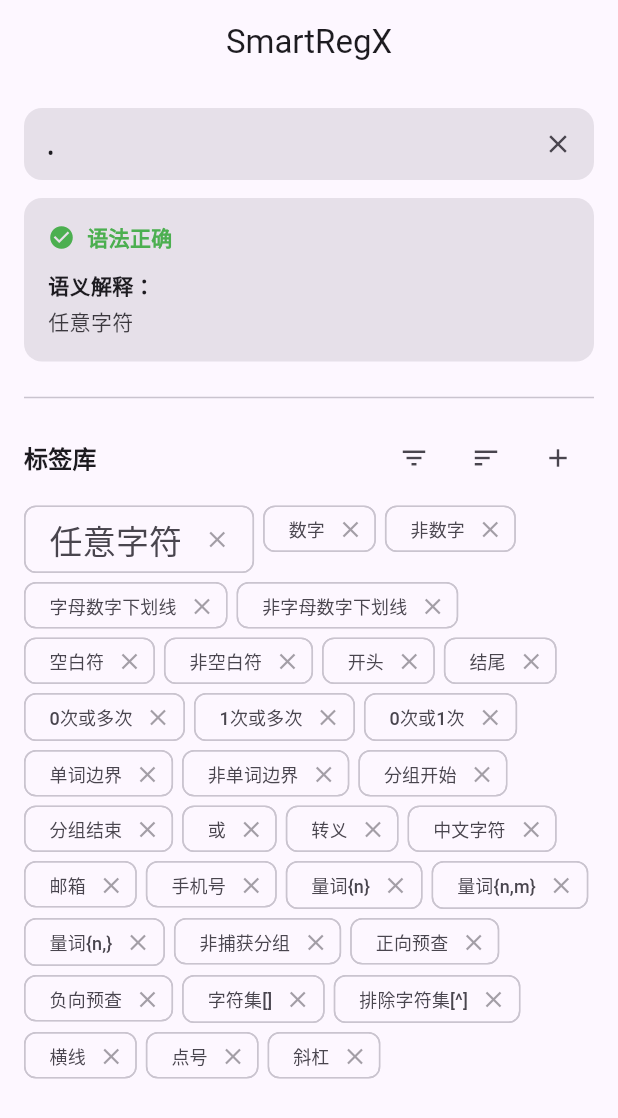
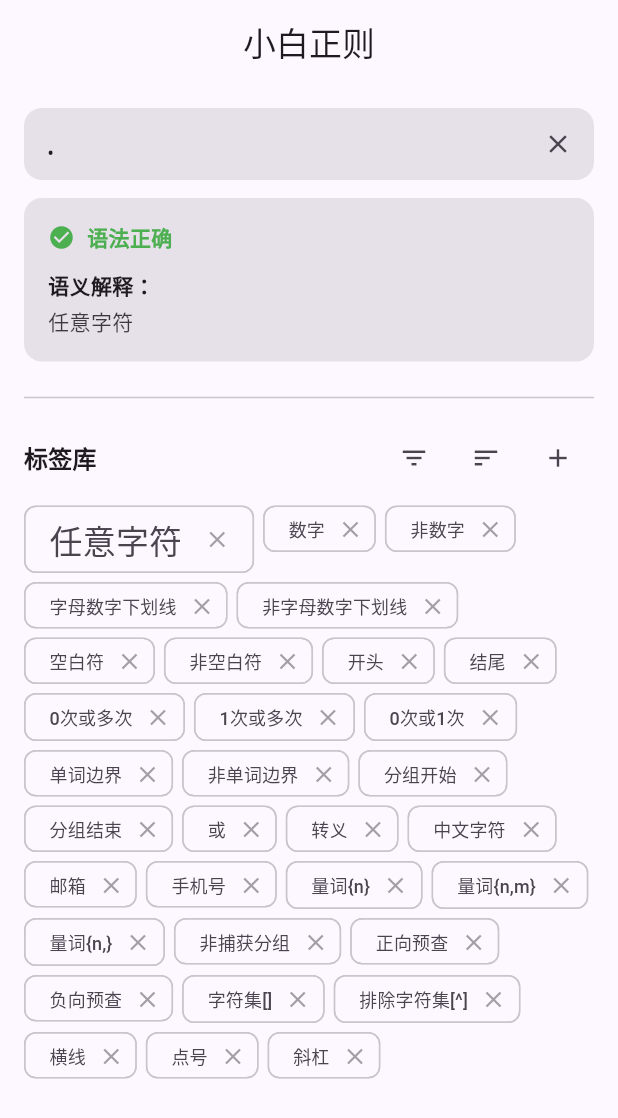
Before and after one commit to wine2siri/SmartRegX, a Flutter app: the screen it shows after launch, after a tap on "任意字符", on a phone screen of 412 x 824 dp. Shown: the top 1118 px of the screen. Run offline on Flutter 3.47's test engine with Material 3 defaults, Android fonts, the phone set to English and light mode, and no system bars; our stand-ins replace shared_preferences.

Commit message:
fix: 修复analyze警告，更名为小白正则，兼容Node24

```diff
--- a/lib/main.dart
+++ b/lib/main.dart
@@ -4,18 +4,18 @@
 import 'screens/home_screen.dart';
 
 void main() {
-  runApp(const SmartRegXApp());
+  runApp(const XiaobaiRegexApp());
 }
 
-class SmartRegXApp extends StatelessWidget {
-  const SmartRegXApp({super.key});
+class XiaobaiRegexApp extends StatelessWidget {
+  const XiaobaiRegexApp({super.key});
 
   @override
   Widget build(BuildContext context) {
     return ChangeNotifierProvider(
       create: (_) => TagProvider()..loadTags(),
       child: MaterialApp(
-        title: 'SmartRegX',
+        title: '小白正则',
         debugShowCheckedModeBanner: false,
         theme: ThemeData(
           colorSchemeSeed: const Color(0xFF6750A4),
--- a/lib/screens/home_screen.dart
+++ b/lib/screens/home_screen.dart
@@ -1,7 +1,5 @@
 import 'package:flutter/material.dart';
-import 'package:provider/provider.dart';
 import '../models/regex_tag.dart';
-import '../providers/tag_provider.dart';
 import '../widgets/regex_editor.dart';
 import '../widgets/regex_result_panel.dart';
 import '../widgets/tag_management_panel.dart';
@@ -38,7 +36,7 @@
   Widget build(BuildContext context) {
     return Scaffold(
       appBar: AppBar(
-        title: const Text('SmartRegX'),
+        title: const Text('小白正则'),
         centerTitle: true,
         elevation: 0,
       ),
--- a/lib/services/regex_explainer.dart
+++ b/lib/services/regex_explainer.dart
@@ -194,7 +194,7 @@
       final max = m.group(3);
       if (!hasComma) return '出现$min次';
       if (max == null || max.isEmpty) return '出现至少$min次';
-      return '出现${min}到$max次';
+      return '出现$min到$max次';
     }
     return value;
   }
--- a/lib/widgets/regex_result_panel.dart
+++ b/lib/widgets/regex_result_panel.dart
@@ -69,7 +69,7 @@
           if (!isValid) ...[
             const SizedBox(height: 8),
             Text(
-              '位置${error!.position}: ${error.message}',
+              '位置${error.position}: ${error.message}',
               style: TextStyle(
                 fontSize: 13,
                 color: theme.colorScheme.error,
--- a/lib/widgets/tag_management_panel.dart
+++ b/lib/widgets/tag_management_panel.dart
@@ -16,8 +16,6 @@
 }
 
 class _TagManagementPanelState extends State<TagManagementPanel> {
-  int? _draggingIndex;
-
   @override
   Widget build(BuildContext context) {
     return Consumer<TagProvider>(
@@ -95,8 +93,8 @@
               onDelete: () => provider.removeTag(tag.id),
             ),
           ),
-          onDragStarted: () => setState(() => _draggingIndex = index),
-          onDragEnd: (_) => setState(() => _draggingIndex = null),
+          onDragStarted: () {},
+          onDragEnd: (_) {},
           child: DragTarget<int>(
             onWillAcceptWithDetails: (details) {
               return details.data != index;
--- a/pubspec.yaml
+++ b/pubspec.yaml
@@ -1,5 +1,5 @@
-name: smart_regex
-description: A mobile regex building tool with Chinese tag insertion.
+name: xiaobai_regex
+description: 小白正则 - 移动端正则表达式拼写工具，点击中文标签拼接正则
 publish_to: 'none'
 version: 1.0.0+1
 
```
Also changed, not shown: pubspec.lock (added), 2 other files.
